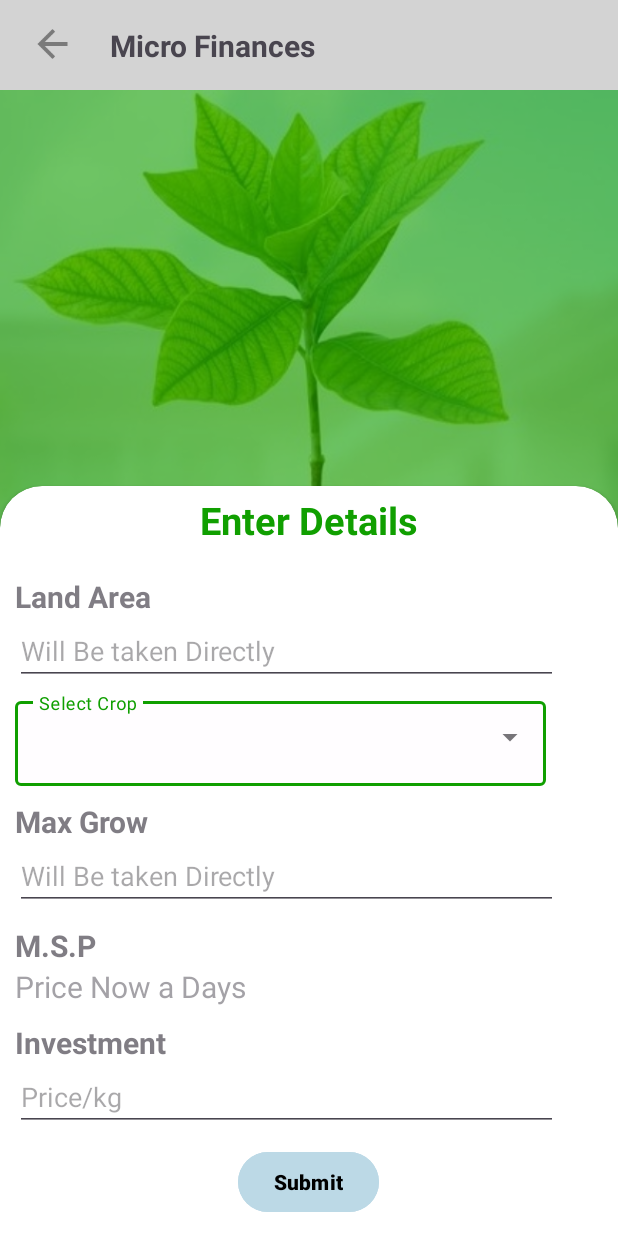
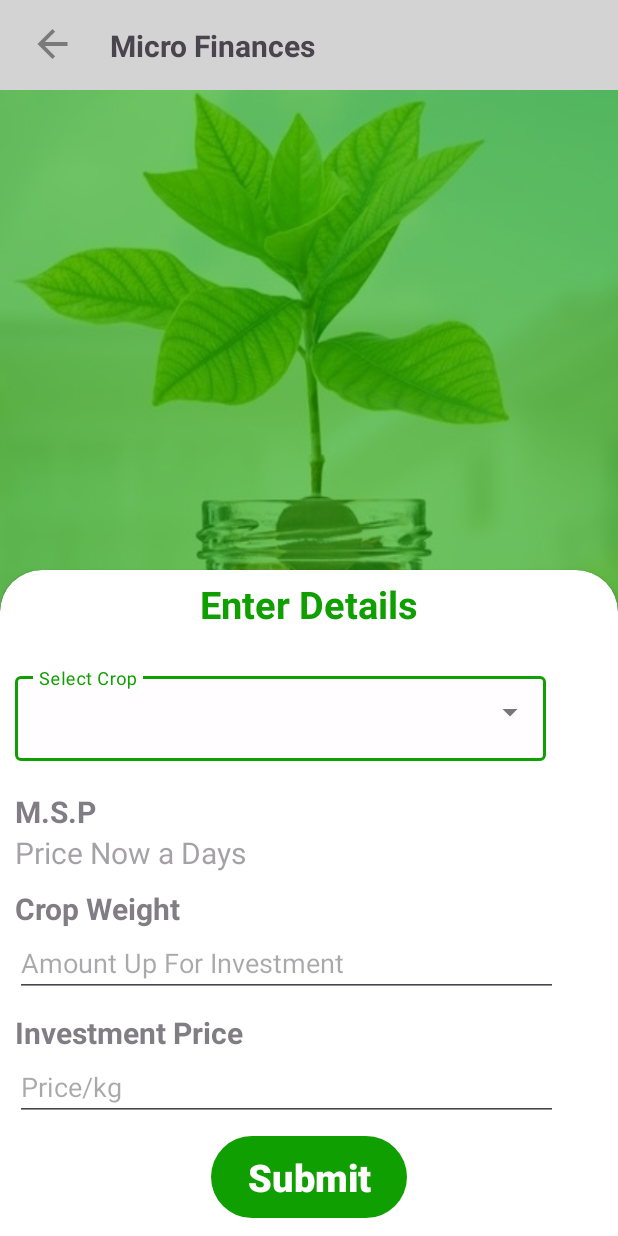
Before and after one commit to KraKinMe/BIGHA, an Android app: the microfinancesActivity screen opened directly, with no data from a screen before it, on a phone screen of 412 x 824 dp. Run offline under Robolectric (Android 15) with nearby library versions, the phone set to English and light mode, and no system bars.

```diff
--- a/app/src/main/java/com/example/myapplication/Profile.kt
+++ b/app/src/main/java/com/example/myapplication/Profile.kt
@@ -28,6 +28,7 @@ class Profile : Fragment() {
     private var param1: String? = null
     private var param2: String? = null
 
+
     override fun onCreate(savedInstanceState: Bundle?) {
         super.onCreate(savedInstanceState)
         arguments?.let {
@@ -57,8 +58,10 @@ class Profile : Fragment() {
         }
         val user_email=v.findViewById<TextView>(R.id.user_email)
         user_email.text=user
+
         backBtn.setOnClickListener{
-
+            val intent = Intent(requireActivity(), home2Activity::class.java)
+            requireActivity().startActivity(intent)
         }
         val signOut = v.findViewById<ImageView>(R.id.signOut)
         signOut.setOnClickListener{
--- a/app/src/main/java/com/example/myapplication/microfinancesActivity.kt
+++ b/app/src/main/java/com/example/myapplication/microfinancesActivity.kt
@@ -13,11 +13,13 @@ import android.widget.TextView
 import android.widget.Toast
 
 class  microfinancesActivity : AppCompatActivity() {
+//    private lateinit var
 
     override fun onCreate(savedInstanceState: Bundle?) {
         super.onCreate(savedInstanceState)
         setContentView(R.layout.activity_microfinances)
         supportActionBar?.hide()
+
 
 
         val items = listOf(
--- a/app/src/main/java/com/example/myapplication/regActivity.kt
+++ b/app/src/main/java/com/example/myapplication/regActivity.kt
@@ -39,7 +39,7 @@ class regActivity : AppCompatActivity() {
         CPassword=findViewById(R.id.cpasss)
 
         val user_id=Email.text.toString()
-        val name = Name.text.toString()
+        val name = capitalizeEachWord(Name.text.toString())
         val pass = Password.text.toString()
         val cpass = CPassword.text.toString()
 
@@ -54,10 +54,17 @@ class regActivity : AppCompatActivity() {
             val User=User(name,pass,user_id)
             database.child(user_id).setValue(User).addOnSuccessListener {
                 val intent =Intent(this, signUpActivity::class.java)
+                startActivity(intent)
                 finish()
             }.addOnCanceledListener {
                 Toast.makeText(this,"Failed",Toast.LENGTH_SHORT).show()
             }
         }
     }
+
+    fun capitalizeEachWord(input: String): String {
+        val words = input.split(" ")
+        val capitalizedWords = words.map { it.capitalize() }
+        return capitalizedWords.joinToString(" ")
+    }
 }
--- a/app/src/main/java/com/example/myapplication/verificationActivity.kt
+++ b/app/src/main/java/com/example/myapplication/verificationActivity.kt
@@ -39,6 +39,8 @@ class verificationActivity : AppCompatActivity() {
 
             database.child(savedUserName).setValue(VerifiedFarmers).addOnSuccessListener {
                 Toast.makeText(this,"You Are Verified",Toast.LENGTH_SHORT).show()
+                startActivity(Intent(this,home2Activity::class.java))
+                finish()
             }.addOnCanceledListener {
                 Toast.makeText(this,"Kuch to Gadbad Hai Daya",Toast.LENGTH_SHORT).show()
             }
--- a/app/src/main/res/layout/activity_microfinances.xml
+++ b/app/src/main/res/layout/activity_microfinances.xml
@@ -73,22 +73,6 @@
                 android:layout_width="wrap_content"
                 android:layout_height="20dp"/>
 
-            <TextView
-                android:layout_width="wrap_content"
-                android:layout_height="wrap_content"
-                android:text="Land Area"
-                android:alpha="0.7"
-                android:layout_marginLeft="10sp"
-                android:textStyle="bold"
-                android:textSize="20sp"/>
-            <EditText
-                android:layout_width="match_parent"
-                android:layout_height="wrap_content"
-                android:hint="Will Be taken Directly"
-                android:layout_marginLeft="10sp"
-                android:layout_marginRight="40sp"
-                android:inputType="textPersonName"
-                android:id="@+id/ToolName"/>
             <View
                 android:layout_width="wrap_content"
                 android:layout_height="5dp"/>
@@ -119,22 +103,6 @@
             <View
                 android:layout_width="wrap_content"
                 android:layout_height="10dp"/>
-            <TextView
-                android:layout_width="wrap_content"
-                android:layout_height="wrap_content"
-                android:text="Max Grow"
-                android:textSize="20sp"
-                android:layout_marginLeft="10sp"
-                android:textStyle="bold"
-                android:alpha="0.7"/>
-            <EditText
-                android:layout_width="match_parent"
-                android:layout_height="wrap_content"
-                android:layout_marginLeft="10sp"
-                android:layout_marginRight="40sp"
-                android:hint="Will Be taken Directly"
-                android:inputType="textPersonName"
-                android:id="@+id/priceoftool"/>
             <View
                 android:layout_width="wrap_content"
                 android:layout_height="10dp"/>
@@ -159,10 +127,31 @@
             <View
                 android:layout_width="wrap_content"
                 android:layout_height="10dp"/>
+
             <TextView
                 android:layout_width="wrap_content"
                 android:layout_height="wrap_content"
-                android:text="Investment"
+                android:text="Crop Weight"
+                android:textSize="20sp"
+                android:layout_marginLeft="10sp"
+                android:textStyle="bold"
+                android:alpha="0.7"/>
+
+            <EditText
+                android:layout_width="match_parent"
+                android:layout_height="wrap_content"
+                android:layout_marginLeft="10sp"
+                android:layout_marginRight="40sp"
+                android:hint="Amount Up For Investment"
+                android:inputType="number"
+                android:id="@+id/CropWeight"/>
+            <View
+                android:layout_width="wrap_content"
+                android:layout_height="10dp"/>
+            <TextView
+                android:layout_width="wrap_content"
+                android:layout_height="wrap_content"
+                android:text="Investment Price"
                 android:textSize="20sp"
                 android:layout_marginLeft="10sp"
                 android:textStyle="bold"
@@ -173,8 +162,8 @@
                 android:layout_marginLeft="10sp"
                 android:layout_marginRight="40sp"
                 android:hint="Price/kg"
-                android:inputType="textPersonName"
-                android:id="@+id/Locationtool1"/>
+                android:inputType="number"
+                android:id="@+id/Price"/>
             <View
                 android:layout_width="wrap_content"
                 android:layout_height="10dp"/>
@@ -185,10 +174,12 @@
                 android:layout_height="wrap_content"
                 android:layout_gravity="center"
                 android:text="Submit"
-                android:backgroundTint="#BCD9E6"
-                android:textColor="@color/black"
+                android:textColor="@color/white"
+                android:textSize="25dp"
                 android:textStyle="bold"
-                android:layout_marginBottom="40sp"/>
+                android:layout_marginBottom="40sp"
+                android:background="@drawable/rounded_button"
+                android:backgroundTint="@color/my_secondary"/>
 
 
 
```
